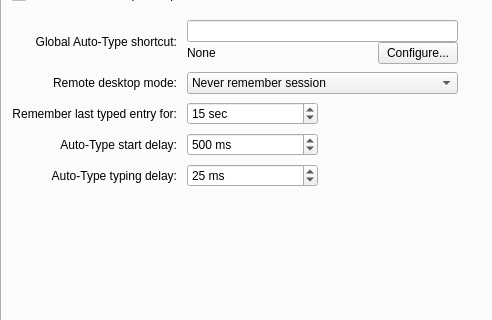
This is src/gui/ApplicationSettingsWidgetGeneral.ui in Nainazi/keepassxc as Qt 5 draws it before an edit; both pictures show x 0 to 492 and y 260 to 580 of the 605 by 969 pixel window. The edited form follows.
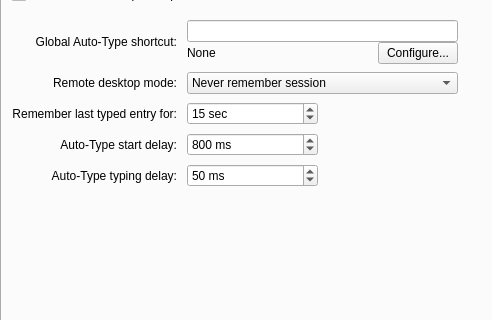
This is the edited form. The open tabs and pages were chosen to show the change. Custom widgets are drawn as their Qt base class.

```diff
--- a/src/gui/ApplicationSettingsWidgetGeneral.ui
+++ b/src/gui/ApplicationSettingsWidgetGeneral.ui
@@ -1341,7 +1341,7 @@
             <number>100</number>
            </property>
            <property name="value">
-            <number>500</number>
+            <number>800</number>
            </property>
           </widget>
          </item>
@@ -1402,7 +1402,7 @@
             <number>1000</number>
            </property>
            <property name="value">
-            <number>25</number>
+            <number>50</number>
            </property>
           </widget>
          </item>
```
